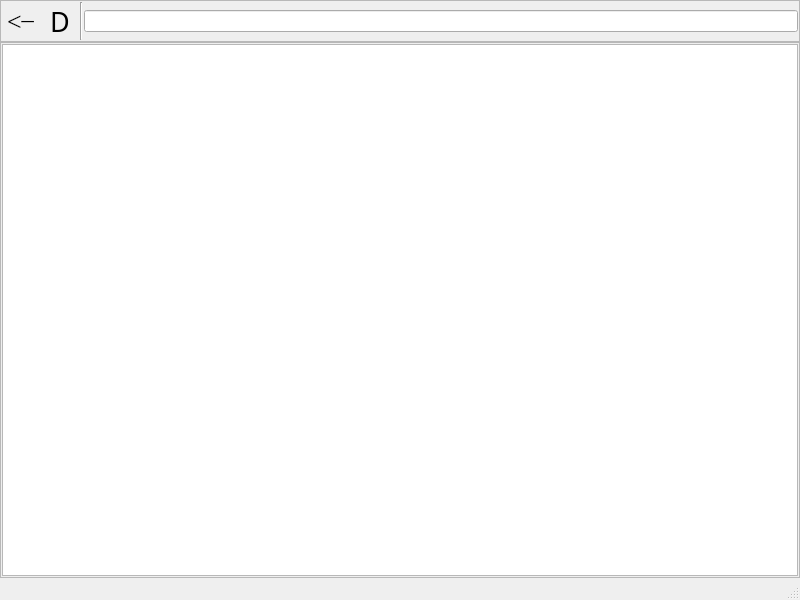
This is ola/client/store/store_form.ui in myapps-directory/myapps-client-store as Qt 5 draws it before an edit. The edited form follows.
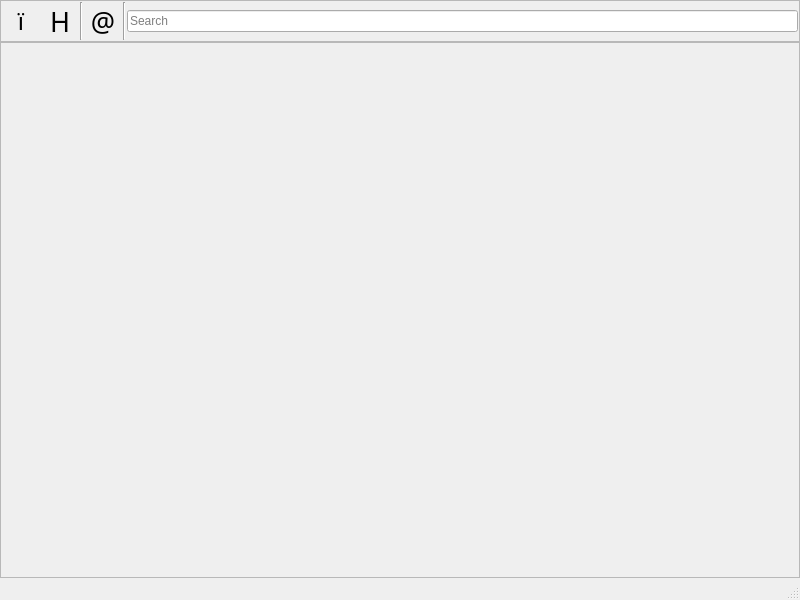
This is the edited form.

What changed in the file:
```diff
--- a/ola/client/store/store_form.ui
+++ b/ola/client/store/store_form.ui
@@ -55,7 +55,10 @@
         <number>1</number>
        </property>
        <item>
-        <widget class="QListView" name="listView"/>
+        <widget class="QWidget" name="listWidget" native="true"/>
+       </item>
+       <item>
+        <widget class="QWidget" name="itemWidget" native="true"/>
        </item>
       </layout>
      </widget>
@@ -118,7 +121,7 @@
          </property>
          <property name="font">
           <font>
-           <family>Symbol</family>
+           <family>Wingdings</family>
            <pointsize>18</pointsize>
           </font>
          </property>
@@ -138,7 +141,7 @@
 }</string>
          </property>
          <property name="text">
-          <string>&lt;-</string>
+          <string>ï</string>
          </property>
          <property name="flat">
           <bool>true</bool>
@@ -187,7 +190,63 @@
 }</string>
          </property>
          <property name="text">
-          <string>D</string>
+          <string>H</string>
+         </property>
+         <property name="flat">
+          <bool>true</bool>
+         </property>
+        </widget>
+       </item>
+       <item>
+        <widget class="Line" name="line_2">
+         <property name="orientation">
+          <enum>Qt::Vertical</enum>
+         </property>
+        </widget>
+       </item>
+       <item>
+        <widget class="QPushButton" name="configButton">
+         <property name="sizePolicy">
+          <sizepolicy hsizetype="Fixed" vsizetype="Fixed">
+           <horstretch>0</horstretch>
+           <verstretch>0</verstretch>
+          </sizepolicy>
+         </property>
+         <property name="minimumSize">
+          <size>
+           <width>38</width>
+           <height>38</height>
+          </size>
+         </property>
+         <property name="maximumSize">
+          <size>
+           <width>38</width>
+           <height>38</height>
+          </size>
+         </property>
+         <property name="font">
+          <font>
+           <family>Webdings</family>
+           <pointsize>20</pointsize>
+          </font>
+         </property>
+         <property name="toolTip">
+          <string>Configuration</string>
+         </property>
+         <property name="styleSheet">
+          <string notr="true">#configButton{
+  background-color:none;
+  border:none;
+  }
+#configButton:hover{
+  background-color:palette(highlight);
+}
+##configButton:pressed{
+  background-color:palette(highlight);
+}</string>
+         </property>
+         <property name="text">
+          <string>@</string>
          </property>
          <property name="flat">
           <bool>true</bool>
@@ -203,6 +262,9 @@
        </item>
        <item>
         <widget class="QLineEdit" name="lineEdit">
+         <property name="placeholderText">
+          <string>Search</string>
+         </property>
          <property name="clearButtonEnabled">
           <bool>true</bool>
          </property>
```
Left out of the diff: 2 changed lines with no effect on the pictures.
